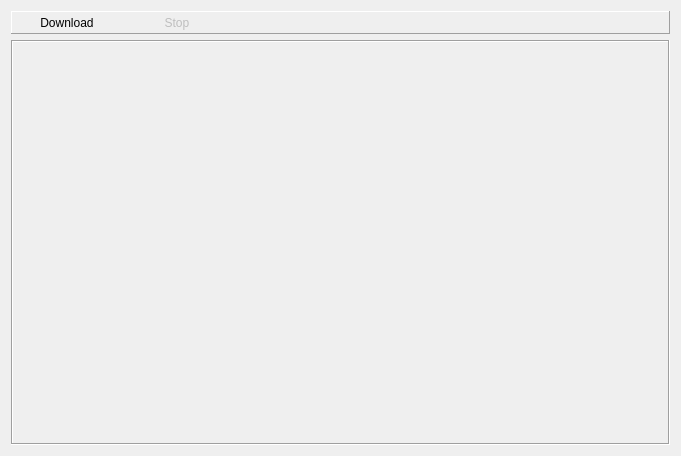
The window that UI/forms/TabWidget/JlinkParameterWidget.ui (manjusakalins/ft_1540_jl) describes before a commit, drawn with Qt 5.
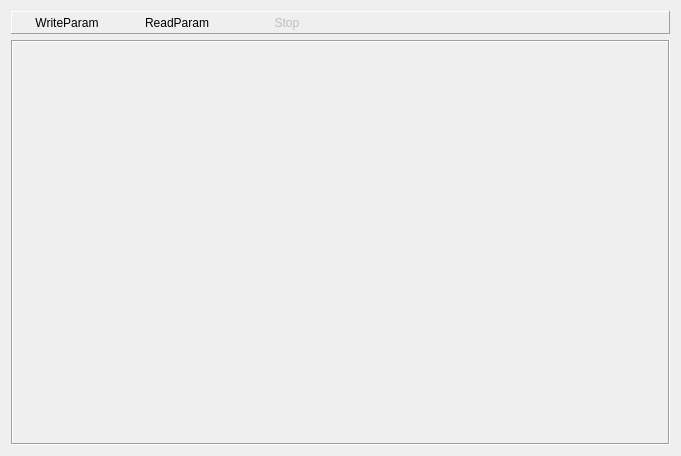
The same window after the commit. Icons and pictures are not drawn.

Commit message: can_read_back

Diff of the .ui file:
```diff
--- a/UI/forms/TabWidget/JlinkParameterWidget.ui
+++ b/UI/forms/TabWidget/JlinkParameterWidget.ui
@@ -38,51 +38,7 @@
       <property name="spacing">
        <number>0</number>
       </property>
-      <item row="3" column="0">
-       <widget class="QToolButton" name="pushButton_download">
-        <property name="enabled">
-         <bool>true</bool>
-        </property>
-        <property name="minimumSize">
-         <size>
-          <width>110</width>
-          <height>0</height>
-         </size>
-        </property>
-        <property name="toolTip">
-         <string>Ctrl + D</string>
-        </property>
-        <property name="styleSheet">
-         <string notr="true">border-width:2px;</string>
-        </property>
-        <property name="text">
-         <string>Download</string>
-        </property>
-        <property name="icon">
-         <iconset resource="../../icon.qrc">
-          <normaloff>:/images/download.png</normaloff>:/images/download.png</iconset>
-        </property>
-        <property name="iconSize">
-         <size>
-          <width>24</width>
-          <height>24</height>
-         </size>
-        </property>
-        <property name="shortcut">
-         <string/>
-        </property>
-        <property name="popupMode">
-         <enum>QToolButton::DelayedPopup</enum>
-        </property>
-        <property name="toolButtonStyle">
-         <enum>Qt::ToolButtonTextUnderIcon</enum>
-        </property>
-        <property name="autoRaise">
-         <bool>true</bool>
-        </property>
-       </widget>
-      </item>
-      <item row="3" column="1">
+      <item row="3" column="2">
        <widget class="QToolButton" name="pushButton_stop">
         <property name="enabled">
          <bool>false</bool>
@@ -117,7 +73,7 @@
         </property>
        </widget>
       </item>
-      <item row="3" column="2">
+      <item row="3" column="3">
        <spacer name="horizontalSpacer">
         <property name="orientation">
          <enum>Qt::Horizontal</enum>
@@ -130,6 +86,79 @@
         </property>
        </spacer>
       </item>
+      <item row="3" column="0">
+       <widget class="QToolButton" name="pushButton_WriteParam">
+        <property name="enabled">
+         <bool>true</bool>
+        </property>
+        <property name="minimumSize">
+         <size>
+          <width>110</width>
+          <height>0</height>
+         </size>
+        </property>
+        <property name="toolTip">
+         <string/>
+        </property>
+        <property name="styleSheet">
+         <string notr="true">border-width:2px;</string>
+        </property>
+        <property name="text">
+         <string>WriteParam</string>
+        </property>
+        <property name="icon">
+         <iconset resource="../../icon.qrc">
+          <normaloff>:/images/download.png</normaloff>:/images/download.png</iconset>
+        </property>
+        <property name="iconSize">
+         <size>
+          <width>24</width>
+          <height>24</height>
+         </size>
+        </property>
+        <property name="shortcut">
+         <string/>
+        </property>
+        <property name="popupMode">
+         <enum>QToolButton::DelayedPopup</enum>
+        </property>
+        <property name="toolButtonStyle">
+         <enum>Qt::ToolButtonTextUnderIcon</enum>
+        </property>
+        <property name="autoRaise">
+         <bool>true</bool>
+        </property>
+       </widget>
+      </item>
+      <item row="2" column="1" rowspan="2">
+       <widget class="QToolButton" name="pushButton_ReadParam">
+        <property name="minimumSize">
+         <size>
+          <width>110</width>
+          <height>0</height>
+         </size>
+        </property>
+        <property name="text">
+         <string>ReadParam</string>
+        </property>
+        <property name="icon">
+         <iconset resource="../../icon.qrc">
+          <normaloff>:/images/readBack.png</normaloff>:/images/readBack.png</iconset>
+        </property>
+        <property name="iconSize">
+         <size>
+          <width>24</width>
+          <height>24</height>
+         </size>
+        </property>
+        <property name="toolButtonStyle">
+         <enum>Qt::ToolButtonTextUnderIcon</enum>
+        </property>
+        <property name="autoRaise">
+         <bool>true</bool>
+        </property>
+       </widget>
+      </item>
      </layout>
     </widget>
    </item>
```
The commit also changes 5 other files.
